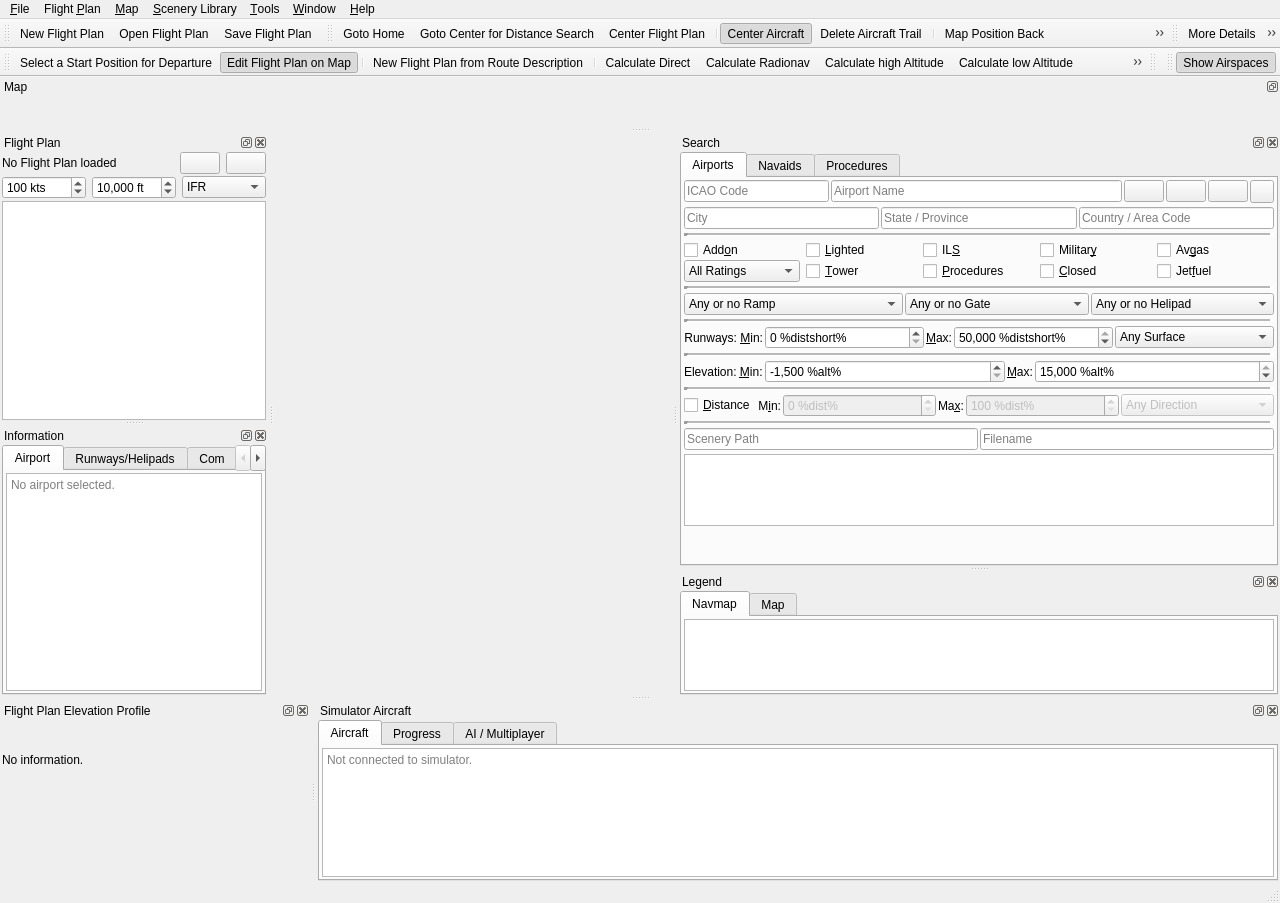
albar965/littlenavmap, file src/gui/mainwindow.ui: the form before one commit.
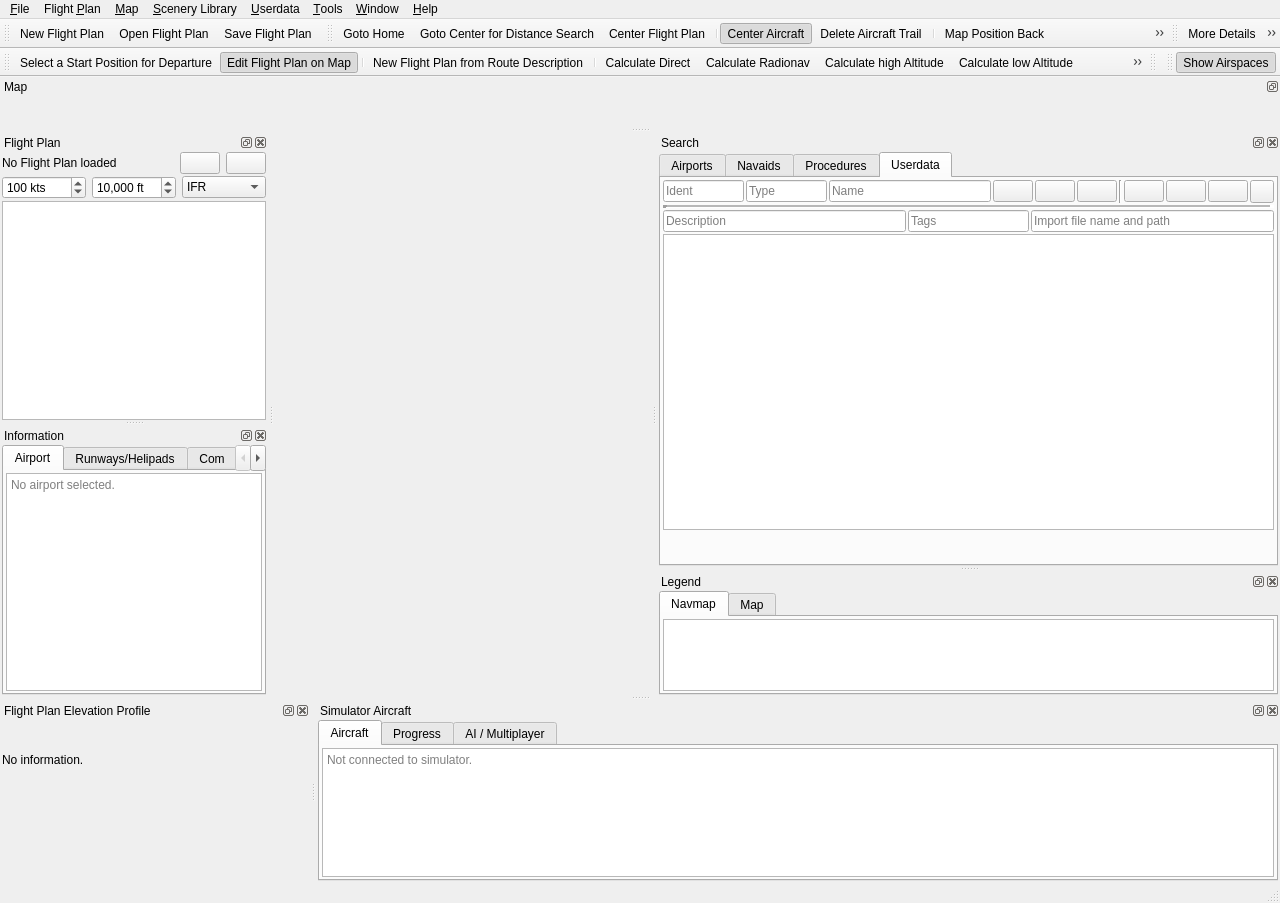
The form after the commit. The open tabs and pages were chosen to show the change. Icons and pictures are not drawn.

Commit message: First editing and search functionality for user defined waypoints. Can edit, add, delete and import CSV. Added bulk editing for multiple waypoints. Added coordinate parsing for more than coordinate 10 formats. Added userdatabase management and schema creation. All #3

Patch:
```diff
--- a/src/gui/mainwindow.ui
+++ b/src/gui/mainwindow.ui
@@ -247,10 +247,28 @@
     <addaction name="actionReloadSceneryCopyAirspaces"/>
     <addaction name="actionReloadScenery"/>
    </widget>
+   <widget class="QMenu" name="menuUserdata">
+    <property name="title">
+     <string>&amp;Userdata</string>
+    </property>
+    <addaction name="actionUserdataShowSearch"/>
+    <addaction name="separator"/>
+    <addaction name="actionUserdataImportCSV"/>
+    <addaction name="actionUserdataImportUserfixDat"/>
+    <addaction name="actionUserdataImportGarminGTN"/>
+    <addaction name="separator"/>
+    <addaction name="actionUserdataExportCSV"/>
+    <addaction name="actionUserdataExportUserfixDat"/>
+    <addaction name="actionUserdataExportGarminGTN"/>
+    <addaction name="actionUserdataExportXmlBgl"/>
+    <addaction name="separator"/>
+    <addaction name="actionUserdataClearDatabase"/>
+   </widget>
    <addaction name="menuFile"/>
    <addaction name="menuRoute"/>
    <addaction name="menuMap"/>
    <addaction name="menuDatabase"/>
+   <addaction name="menuUserdata"/>
    <addaction name="menuTools"/>
    <addaction name="menuView"/>
    <addaction name="menuHelp"/>
@@ -300,6 +318,11 @@
      </property>
      <item>
       <widget class="QTabWidget" name="tabWidgetSearch">
+       <property name="font">
+        <font>
+         <pointsize>9</pointsize>
+        </font>
+       </property>
        <property name="currentIndex">
         <number>0</number>
        </property>
@@ -2355,6 +2378,378 @@
          </item>
         </layout>
        </widget>
+       <widget class="QWidget" name="tabUserdata">
+        <attribute name="title">
+         <string>Userdata</string>
+        </attribute>
+        <layout class="QVBoxLayout" name="verticalLayout_12">
+         <property name="spacing">
+          <number>2</number>
+         </property>
+         <property name="leftMargin">
+          <number>2</number>
+         </property>
+         <property name="topMargin">
+          <number>2</number>
+         </property>
+         <property name="rightMargin">
+          <number>2</number>
+         </property>
+         <property name="bottomMargin">
+          <number>2</number>
+         </property>
+         <item>
+          <layout class="QHBoxLayout" name="horizontalLayoutUserdata">
+           <property name="spacing">
+            <number>2</number>
+           </property>
+           <property name="topMargin">
+            <number>0</number>
+           </property>
+           <item>
+            <widget class="QLineEdit" name="lineEditUserdataIdent">
+             <property name="sizePolicy">
+              <sizepolicy hsizetype="Expanding" vsizetype="Fixed">
+               <horstretch>1</horstretch>
+               <verstretch>0</verstretch>
+              </sizepolicy>
+             </property>
+             <property name="toolTip">
+              <string>Short ident of the user defined waypoint</string>
+             </property>
+             <property name="statusTip">
+              <string>Short ident of the user defined waypoint</string>
+             </property>
+             <property name="maxLength">
+              <number>8</number>
+             </property>
+             <property name="placeholderText">
+              <string>Ident</string>
+             </property>
+             <property name="clearButtonEnabled">
+              <bool>true</bool>
+             </property>
+            </widget>
+           </item>
+           <item>
+            <widget class="QLineEdit" name="lineEditUserdataType">
+             <property name="sizePolicy">
+              <sizepolicy hsizetype="Expanding" vsizetype="Fixed">
+               <horstretch>1</horstretch>
+               <verstretch>0</verstretch>
+              </sizepolicy>
+             </property>
+             <property name="toolTip">
+              <string>Type of the user defined waypoint which will defined the used icon</string>
+             </property>
+             <property name="statusTip">
+              <string>Type of the user defined waypoint which will defined the used icon</string>
+             </property>
+             <property name="placeholderText">
+              <string>Type</string>
+             </property>
+             <property name="clearButtonEnabled">
+              <bool>true</bool>
+             </property>
+            </widget>
+           </item>
+           <item>
+            <widget class="QLineEdit" name="lineEditUserdataName">
+             <property name="sizePolicy">
+              <sizepolicy hsizetype="Expanding" vsizetype="Fixed">
+               <horstretch>2</horstretch>
+               <verstretch>0</verstretch>
+              </sizepolicy>
+             </property>
+             <property name="placeholderText">
+              <string>Name</string>
+             </property>
+             <property name="clearButtonEnabled">
+              <bool>true</bool>
+             </property>
+            </widget>
+           </item>
+           <item>
+            <widget class="QPushButton" name="pushButtonUserdataAdd">
+             <property name="toolTip">
+              <string>Add a new user defined waypoint</string>
+             </property>
+             <property name="statusTip">
+              <string>Add a new user defined waypoint</string>
+             </property>
+             <property name="text">
+              <string/>
+             </property>
+             <property name="icon">
+              <iconset resource="../../littlenavmap.qrc">
+               <normaloff>:/littlenavmap/resources/icons/moredetails.svg</normaloff>:/littlenavmap/resources/icons/moredetails.svg</iconset>
+             </property>
+            </widget>
+           </item>
+           <item>
+            <widget class="QPushButton" name="pushButtonUserdataEdit">
+             <property name="toolTip">
+              <string>Edit one or more user defined waypoints</string>
+             </property>
+             <property name="statusTip">
+              <string>Edit one or more user defined waypoints</string>
+             </property>
+             <property name="text">
+              <string/>
+             </property>
+             <property name="icon">
+              <iconset resource="../../littlenavmap.qrc">
+               <normaloff>:/littlenavmap/resources/icons/checkmark.svg</normaloff>:/littlenavmap/resources/icons/checkmark.svg</iconset>
+             </property>
+            </widget>
+           </item>
+           <item>
+            <widget class="QPushButton" name="pushButtonUserdataDel">
+             <property name="toolTip">
+              <string>Remove one or more user defined waypoints</string>
+             </property>
+             <property name="statusTip">
+              <string>Remove one or more user defined waypoints</string>
+             </property>
+             <property name="text">
+              <string/>
+             </property>
+             <property name="icon">
+              <iconset resource="../../littlenavmap.qrc">
+               <normaloff>:/littlenavmap/resources/icons/routedeleteleg.svg</normaloff>:/littlenavmap/resources/icons/routedeleteleg.svg</iconset>
+             </property>
+            </widget>
+           </item>
+           <item>
+            <widget class="Line" name="line">
+             <property name="orientation">
+              <enum>Qt::Vertical</enum>
+             </property>
+            </widget>
+           </item>
+           <item>
+            <widget class="QPushButton" name="pushButtonUserdataReset">
+             <property name="toolTip">
+              <string>Clear all search filters</string>
+             </property>
+             <property name="statusTip">
+              <string>Clear all search filters</string>
+             </property>
+             <property name="text">
+              <string/>
+             </property>
+             <property name="icon">
+              <iconset resource="../../littlenavmap.qrc">
+               <normaloff>:/littlenavmap/resources/icons/clear.svg</normaloff>:/littlenavmap/resources/icons/clear.svg</iconset>
+             </property>
+            </widget>
+           </item>
+           <item>
+            <widget class="QPushButton" name="pushButtonUserdataClearSelection">
+             <property name="toolTip">
+              <string>Clear selection and remove any highlights on the map</string>
+             </property>
+             <property name="statusTip">
+              <string>Clear selection and remove any highlights on the map</string>
+             </property>
+             <property name="text">
+              <string/>
+             </property>
+             <property name="icon">
+              <iconset resource="../../littlenavmap.qrc">
+               <normaloff>:/littlenavmap/resources/icons/clearselection.svg</normaloff>:/littlenavmap/resources/icons/clearselection.svg</iconset>
+             </property>
+            </widget>
+           </item>
+           <item>
+            <widget class="QPushButton" name="pushButtonUserdataHelp">
+             <property name="toolTip">
+              <string>&lt;html&gt;&lt;head/&gt;&lt;body&gt;
+&lt;p&gt;All set search conditions have to match.&lt;/p&gt;
+&lt;p&gt;Search tips for text fields: &lt;/p&gt;
+&lt;ul&gt;
+&lt;li&gt;Default is search for entries that start with text.&lt;/li&gt;
+&lt;li&gt;Use &amp;quot;*&amp;quot; as a placeholder for any text. &lt;/li&gt;
+&lt;li&gt;Prefix with &amp;quot;-&amp;quot; as first character to negate search.&lt;/li&gt;
+&lt;/ul&gt;
+&lt;/body&gt;&lt;/html&gt;</string>
+             </property>
+             <property name="statusTip">
+              <string>Show help for the userdata search tab</string>
+             </property>
+             <property name="text">
+              <string/>
+             </property>
+             <property name="icon">
+              <iconset resource="../../littlenavmap.qrc">
+               <normaloff>:/littlenavmap/resources/icons/help.svg</normaloff>:/littlenavmap/resources/icons/help.svg</iconset>
+             </property>
+            </widget>
+           </item>
+           <item>
+            <widget class="QToolButton" name="toolButtonUserdata">
+             <property name="toolTip">
+              <string>Show or hide search options</string>
+             </property>
+             <property name="statusTip">
+              <string>Show or hide search options</string>
+             </property>
+             <property name="text">
+              <string/>
+             </property>
+             <property name="icon">
+              <iconset resource="../../littlenavmap.qrc">
+               <normaloff>:/littlenavmap/resources/icons/menubutton.svg</normaloff>:/littlenavmap/resources/icons/menubutton.svg</iconset>
+             </property>
+             <property name="popupMode">
+              <enum>QToolButton::InstantPopup</enum>
+             </property>
+             <property name="toolButtonStyle">
+              <enum>Qt::ToolButtonTextBesideIcon</enum>
+             </property>
+            </widget>
+           </item>
+          </layout>
+         </item>
+         <item>
+          <widget class="Line" name="lineUserdataMore">
+           <property name="lineWidth">
+            <number>4</number>
+           </property>
+           <property name="midLineWidth">
+            <number>2</number>
+           </property>
+           <property name="orientation">
+            <enum>Qt::Horizontal</enum>
+           </property>
+          </widget>
+         </item>
+         <item>
+          <layout class="QHBoxLayout" name="horizontalLayoutUserdataMore">
+           <property name="spacing">
+            <number>2</number>
+           </property>
+           <property name="topMargin">
+            <number>0</number>
+           </property>
+           <item>
+            <widget class="QLineEdit" name="lineEditUserdataDescription">
+             <property name="sizePolicy">
+              <sizepolicy hsizetype="Expanding" vsizetype="Fixed">
+               <horstretch>2</horstretch>
+               <verstretch>0</verstretch>
+              </sizepolicy>
+             </property>
+             <property name="placeholderText">
+              <string>Description</string>
+             </property>
+             <property name="clearButtonEnabled">
+              <bool>true</bool>
+             </property>
+            </widget>
+           </item>
+           <item>
+            <widget class="QLineEdit" name="lineEditUserdataTags">
+             <property name="sizePolicy">
+              <sizepolicy hsizetype="Expanding" vsizetype="Fixed">
+               <horstretch>1</horstretch>
+               <verstretch>0</verstretch>
+              </sizepolicy>
+             </property>
+             <property name="placeholderText">
+              <string>Tags</string>
+             </property>
+             <property name="clearButtonEnabled">
+              <bool>true</bool>
+             </property>
+            </widget>
+           </item>
+           <item>
+            <widget class="QLineEdit" name="lineEditUserdataFilepath">
+             <property name="sizePolicy">
+              <sizepolicy hsizetype="Expanding" vsizetype="Fixed">
+               <horstretch>2</horstretch>
+               <verstretch>0</verstretch>
+              </sizepolicy>
+             </property>
+             <property name="toolTip">
+              <string>File name and path it this waypoint was imported from a file</string>
+             </property>
+             <property name="statusTip">
+              <string>File name and path it this waypoint was imported from a file</string>
+             </property>
+             <property name="placeholderText">
+              <string>Import file name and path</string>
+             </property>
+             <property name="clearButtonEnabled">
+              <bool>true</bool>
+             </property>
+            </widget>
+           </item>
+          </layout>
+         </item>
+         <item>
+          <widget class="QTableView" name="tableViewUserdata">
+           <property name="contextMenuPolicy">
+            <enum>Qt::CustomContextMenu</enum>
+           </property>
+           <property name="editTriggers">
+            <set>QAbstractItemView::NoEditTriggers</set>
+           </property>
+           <property name="tabKeyNavigation">
+            <bool>false</bool>
+           </property>
+           <property name="showDropIndicator" stdset="0">
+            <bool>false</bool>
+           </property>
+           <property name="dragDropOverwriteMode">
+            <bool>false</bool>
+           </property>
+           <property name="alternatingRowColors">
+            <bool>true</bool>
+           </property>
+           <property name="selectionMode">
+            <enum>QAbstractItemView::ExtendedSelection</enum>
+           </property>
+           <property name="selectionBehavior">
+            <enum>QAbstractItemView::SelectRows</enum>
+           </property>
+           <property name="horizontalScrollMode">
+            <enum>QAbstractItemView::ScrollPerPixel</enum>
+           </property>
+           <property name="sortingEnabled">
+            <bool>true</bool>
+           </property>
+           <property name="wordWrap">
+            <bool>false</bool>
+           </property>
+           <attribute name="horizontalHeaderMinimumSectionSize">
+            <number>3</number>
+           </attribute>
+           <attribute name="horizontalHeaderShowSortIndicator" stdset="0">
+            <bool>true</bool>
+           </attribute>
+           <attribute name="verticalHeaderCascadingSectionResizes">
+            <bool>true</bool>
+           </attribute>
+          </widget>
+         </item>
+         <item>
+          <widget class="QLabel" name="labelUserdata">
+           <property name="text">
+            <string/>
+           </property>
+          </widget>
+         </item>
+         <item>
+          <widget class="QLabel" name="labelUserdataOverride">
+           <property name="text">
+            <string/>
+           </property>
+          </widget>
+         </item>
+        </layout>
+       </widget>
       </widget>
      </item>
     </layout>
```
Left out of the diff: 132 changed lines with no effect on the pictures. The commit also changes 35 other files.
